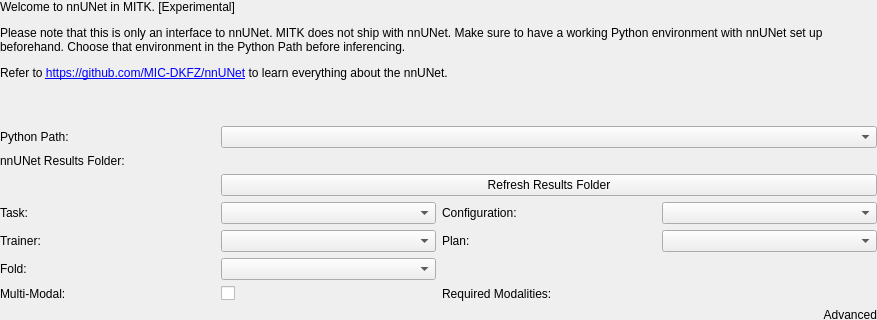
Qt form Modules/SegmentationUI/Qmitk/QmitknnUNetToolGUIControls.ui (MITK/MITK) before a commit; both pictures show x 0 to 877 and y 0 to 320 of the 877 by 711 pixel window.
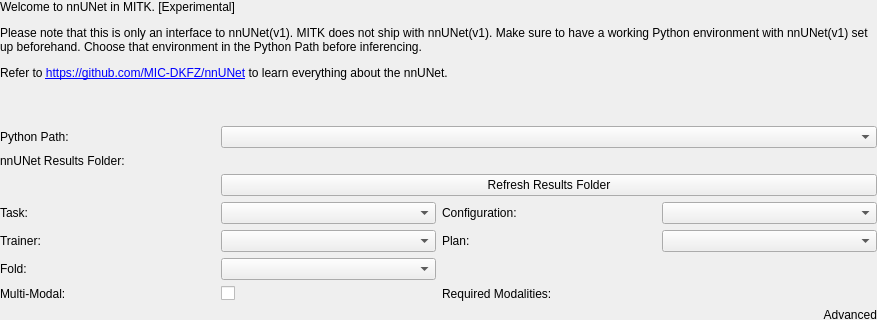
The same form after that commit. Custom widgets are drawn as their Qt base class.

Commit message: Specifying nnUNet as nnUNet(v1)

Patch:
```diff
--- a/Modules/SegmentationUI/Qmitk/QmitknnUNetToolGUIControls.ui
+++ b/Modules/SegmentationUI/Qmitk/QmitknnUNetToolGUIControls.ui
@@ -139,7 +139,7 @@
         </sizepolicy>
        </property>
        <property name="text">
-        <string>&lt;html&gt;&lt;head/&gt;&lt;body&gt;&lt;p&gt;Welcome to nnUNet in MITK. [Experimental]&lt;/p&gt;&lt;p&gt;Please note that this is only an interface to nnUNet. MITK does not ship with nnUNet. Make sure to have a working Python environment with nnUNet set up beforehand. Choose that environment in the Python Path before inferencing. &lt;/p&gt;&lt;p&gt;Refer to &lt;a href=&quot;https://github.com/MIC-DKFZ/nnUNet&quot;&gt;&lt;span style=&quot; text-decoration: underline; color:#0000ff;&quot;&gt;https://github.com/MIC-DKFZ/nnUNet&lt;/span&gt;&lt;/a&gt; to learn everything about the nnUNet.&lt;/p&gt;&lt;p&gt;&lt;br/&gt;&lt;/p&gt;&lt;/body&gt;&lt;/html&gt;</string>
+        <string>&lt;html&gt;&lt;head/&gt;&lt;body&gt;&lt;p&gt;Welcome to nnUNet in MITK. [Experimental]&lt;/p&gt;&lt;p&gt;Please note that this is only an interface to nnUNet(v1). MITK does not ship with nnUNet(v1). Make sure to have a working Python environment with nnUNet(v1) set up beforehand. Choose that environment in the Python Path before inferencing. &lt;/p&gt;&lt;p&gt;Refer to &lt;a href=&quot;https://github.com/MIC-DKFZ/nnUNet&quot;&gt;&lt;span style=&quot; text-decoration: underline; color:#0000ff;&quot;&gt;https://github.com/MIC-DKFZ/nnUNet&lt;/span&gt;&lt;/a&gt; to learn everything about the nnUNet.&lt;/p&gt;&lt;p&gt;&lt;br/&gt;&lt;/p&gt;&lt;/body&gt;&lt;/html&gt;</string>
        </property>
        <property name="textFormat">
         <enum>Qt::RichText</enum>
```
The commit also changes 1 other file.
